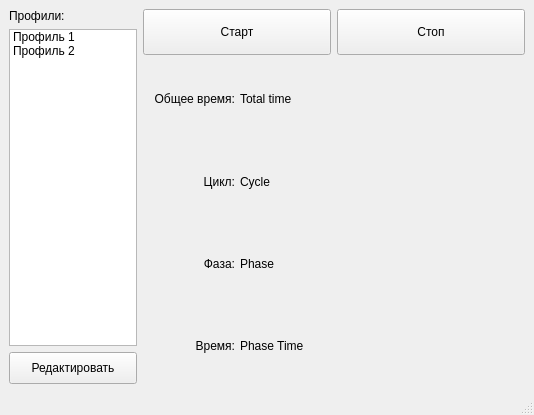
First picture: the form in src/TrainerWindow/trainer.ui, repository dvarubla/breathe_trainer, before the edit.
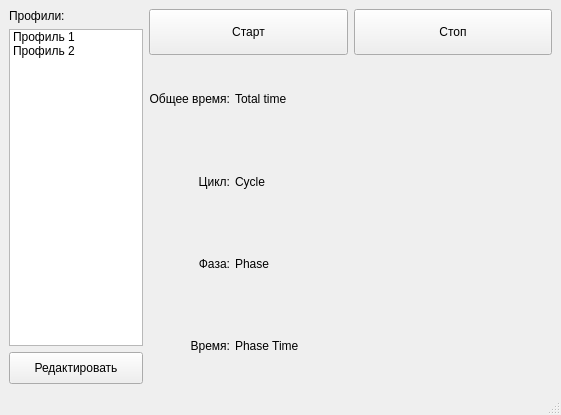
Second picture: the form after the edit. Icons and pictures are not drawn. Custom widgets are drawn as their Qt base class.

Patch:
```diff
--- a/src/TrainerWindow/trainer.ui
+++ b/src/TrainerWindow/trainer.ui
@@ -6,7 +6,7 @@
    <rect>
     <x>0</x>
     <y>0</y>
-    <width>534</width>
+    <width>561</width>
     <height>415</height>
    </rect>
   </property>
@@ -70,6 +70,12 @@
         </item>
         <item row="2" column="1">
          <widget class="QLabel" name="phase">
+          <property name="minimumSize">
+           <size>
+            <width>120</width>
+            <height>0</height>
+           </size>
+          </property>
           <property name="text">
            <string>Phase</string>
           </property>
```
Left out of the diff: 2 changed lines with no effect on the pictures.
